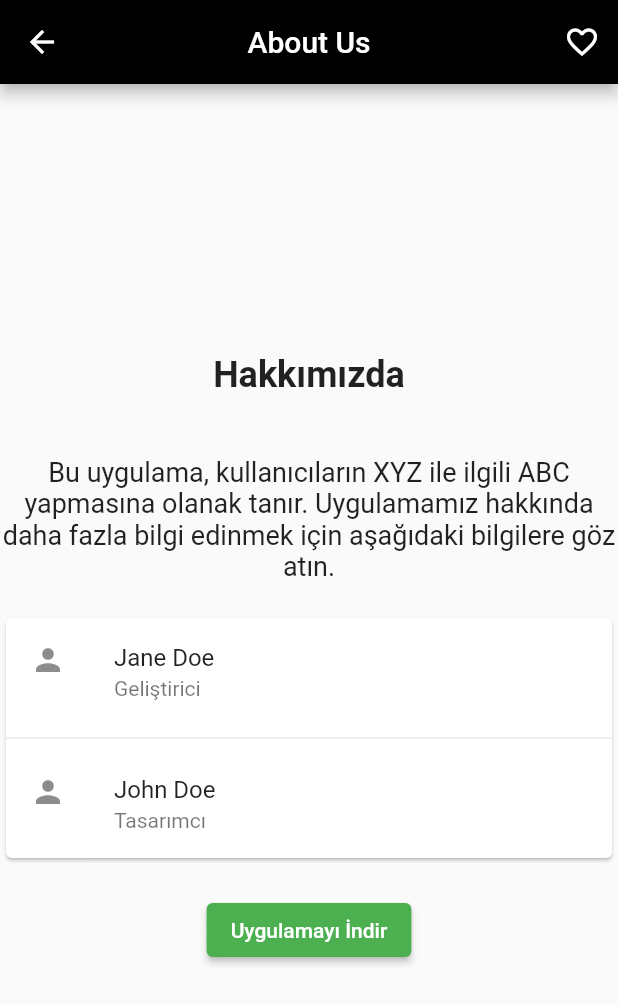
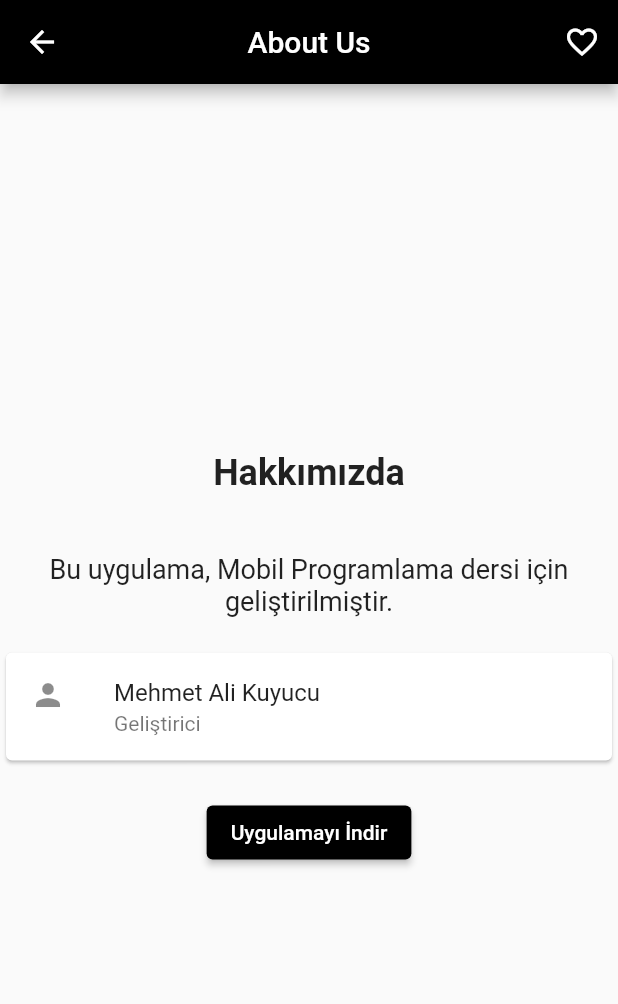
Before and after one commit to mehmetali765/3311456_193311024., a Flutter app: the AboutUs screen opened by its route, on a phone screen of 412 x 824 dp. Shown: the top 1004 px of the screen. Run offline on Flutter 3.47's test engine with Material 2 defaults, Android fonts, the phone set to English and light mode, and no system bars; our stand-ins replace cloud_firestore, firebase_auth, firebase_core; missing offline and left inert: dart_code_viewer2; accounts and stored records are empty.

Commit message:
feat: little changes

```diff
--- a/lib/screens/about_us_page.dart
+++ b/lib/screens/about_us_page.dart
@@ -25,7 +25,7 @@ class AboutUs extends StatelessWidget {
     const SizedBox(height: 20.0),
     const SizedBox(height: 20.0),
     const Text(
-      'Bu uygulama, kullanıcıların XYZ ile ilgili ABC yapmasına olanak tanır. Uygulamamız hakkında daha fazla bilgi edinmek için aşağıdaki bilgilere göz atın.',
+      'Bu uygulama, Mobil Programlama dersi için geliştirilmiştir.',
       textAlign: TextAlign.center,
       style: TextStyle(
         fontSize: 18.0,
@@ -38,23 +38,17 @@ class AboutUs extends StatelessWidget {
         children: const <Widget>[
           ListTile(
             leading: Icon(Icons.person),
-            title: Text('Jane Doe'),
+            title: Text('Mehmet Ali Kuyucu'),
             subtitle: Text('Geliştirici'),
           ),
-          Divider(),
-          ListTile(
-            leading: Icon(Icons.person),
-            title: Text('John Doe'),
-            subtitle: Text('Tasarımcı'),
-          ),
+
         ],
       ),
     ),
     const SizedBox(height: 20.0),
     ElevatedButton(
-      style:ElevatedButton.styleFrom(backgroundColor: Colors.green),
+      style:ElevatedButton.styleFrom(backgroundColor: Colors.black),
       onPressed: () {
-        // Uygulama indirme işlemleri
       },
       child: const Text(
         'Uygulamayı İndir',
```
Also changed, not shown: lib/screens/support_us_page.dart (+5 -7 lines), 1 other file.
